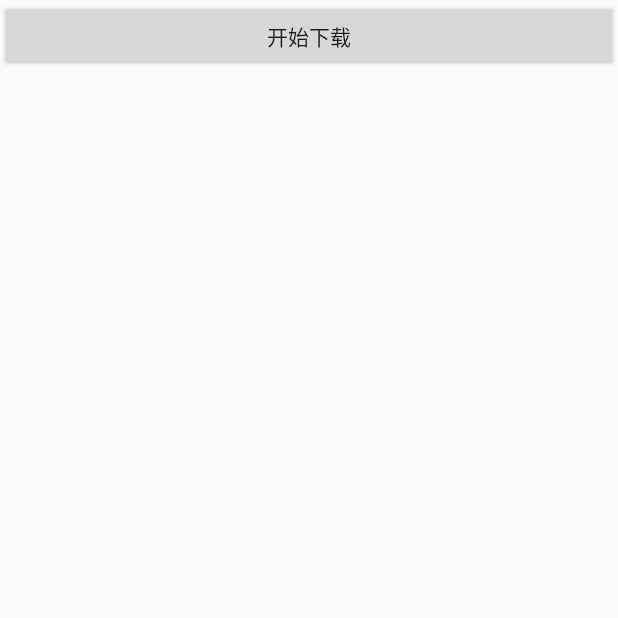
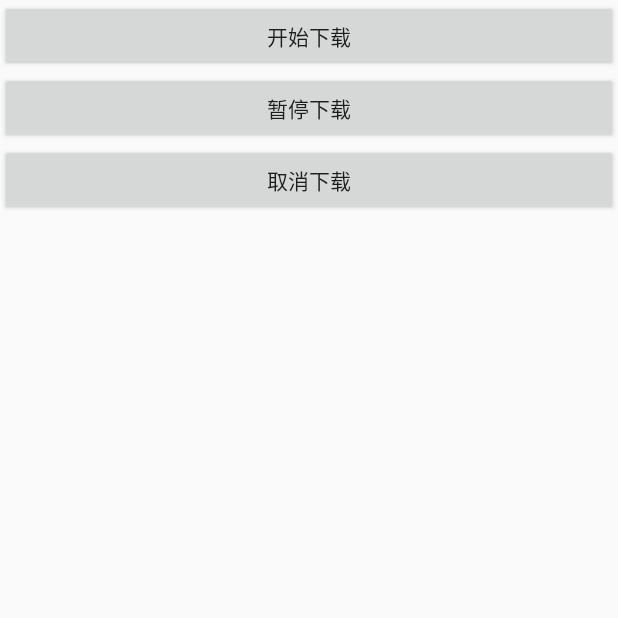
Before and after one commit to liuhuanGH/ServicePractice, an Android app: the screen it shows after launch (MainActivity), on a phone screen of 412 x 824 dp, the top half of it. Run offline under Robolectric (Android 15) with nearby library versions, the phone set to English and light mode, and no system bars.

Commit message:
恢复
Change-Id: I6499fd0305fb12db985ac0e01614dabc3916e02f

```diff
--- a/app/src/main/java/com/example/servicepractice/MainActivity.java
+++ b/app/src/main/java/com/example/servicepractice/MainActivity.java
@@ -63,17 +63,17 @@ public class MainActivity extends Activity implements View.OnClickListener{
         startButton.setId(R.id.startDownload);
         linearLayout.addView(startButton);
 
-//        pauseButton = new Button(this);
-//        pauseButton.setLayoutParams(new ViewGroup.LayoutParams(ViewGroup.LayoutParams.MATCH_PARENT, ViewGroup.LayoutParams.WRAP_CONTENT));
-//        pauseButton.setText("暂停下载");
-//        pauseButton.setId(R.id.pauseDownload);
-//        linearLayout.addView(pauseButton);
+        pauseButton = new Button(this);
+        pauseButton.setLayoutParams(new ViewGroup.LayoutParams(ViewGroup.LayoutParams.MATCH_PARENT, ViewGroup.LayoutParams.WRAP_CONTENT));
+        pauseButton.setText("暂停下载");
+        pauseButton.setId(R.id.pauseDownload);
+        linearLayout.addView(pauseButton);
 
-//        cancelButton = new Button(this);
-//        cancelButton.setLayoutParams(new ViewGroup.LayoutParams(ViewGroup.LayoutParams.MATCH_PARENT, ViewGroup.LayoutParams.WRAP_CONTENT));
-//        cancelButton.setText("取消下载");
-//        cancelButton.setId(R.id.cancelDownload);
-//        linearLayout.addView(cancelButton);
+        cancelButton = new Button(this);
+        cancelButton.setLayoutParams(new ViewGroup.LayoutParams(ViewGroup.LayoutParams.MATCH_PARENT, ViewGroup.LayoutParams.WRAP_CONTENT));
+        cancelButton.setText("取消下载");
+        cancelButton.setId(R.id.cancelDownload);
+        linearLayout.addView(cancelButton);
 
     }
 
```
